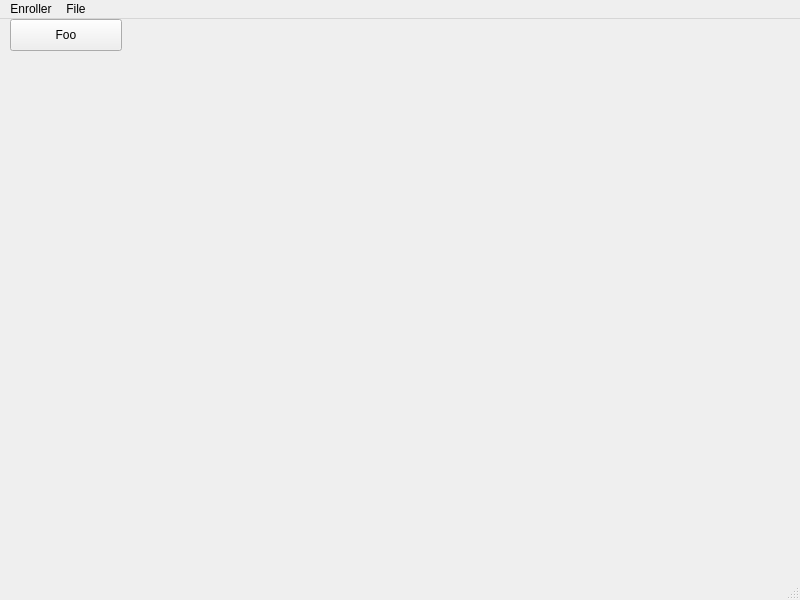
First picture: the form in ui-test/ui/ui_main.ui, repository jim-thompson/enroll-your-own, before the edit.
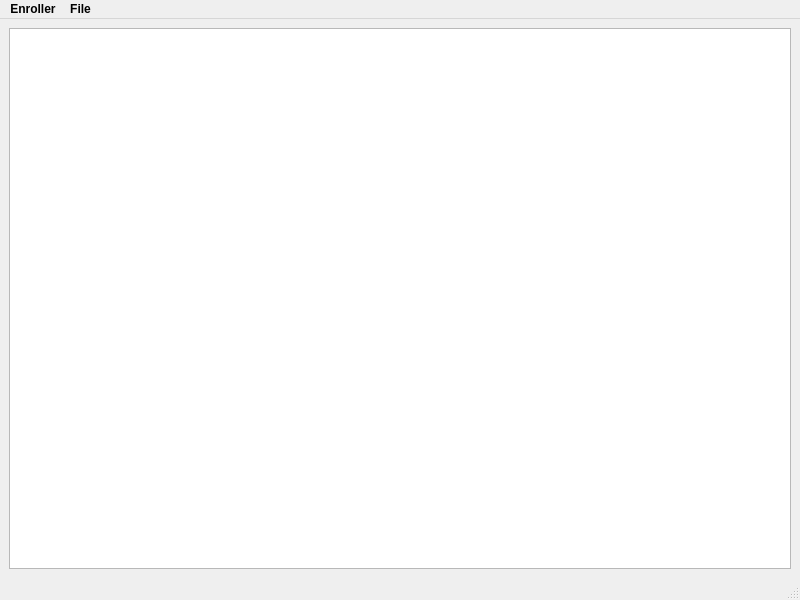
Second picture: the form after the edit.

Commit message: Checkpoint. QItemList added.

```diff
--- a/ui-test/ui/ui_main.ui
+++ b/ui-test/ui/ui_main.ui
@@ -14,19 +14,11 @@
    <string>MainWindow</string>
   </property>
   <widget class="QWidget" name="centralwidget">
-   <widget class="QPushButton" name="pushButton">
-    <property name="geometry">
-     <rect>
-      <x>10</x>
-      <y>0</y>
-      <width>112</width>
-      <height>32</height>
-     </rect>
-    </property>
-    <property name="text">
-     <string>Foo</string>
-    </property>
-   </widget>
+   <layout class="QGridLayout" name="gridLayout">
+    <item row="0" column="0">
+     <widget class="QListView" name="lv_enrollees"/>
+    </item>
+   </layout>
   </widget>
   <widget class="QMenuBar" name="menubar">
    <property name="geometry">
@@ -37,13 +29,31 @@
      <height>24</height>
     </rect>
    </property>
+   <property name="font">
+    <font>
+     <weight>75</weight>
+     <bold>true</bold>
+    </font>
+   </property>
    <widget class="QMenu" name="menuEnroller">
+    <property name="font">
+     <font>
+      <weight>75</weight>
+      <bold>true</bold>
+     </font>
+    </property>
     <property name="title">
      <string>Enroller</string>
     </property>
     <addaction name="actionQuit"/>
    </widget>
    <widget class="QMenu" name="menuFile">
+    <property name="font">
+     <font>
+      <weight>75</weight>
+      <bold>true</bold>
+     </font>
+    </property>
     <property name="title">
      <string>File</string>
     </property>
```
Left out of the diff: 12 changed lines with no effect on the pictures. The commit also changes 1 other file.
